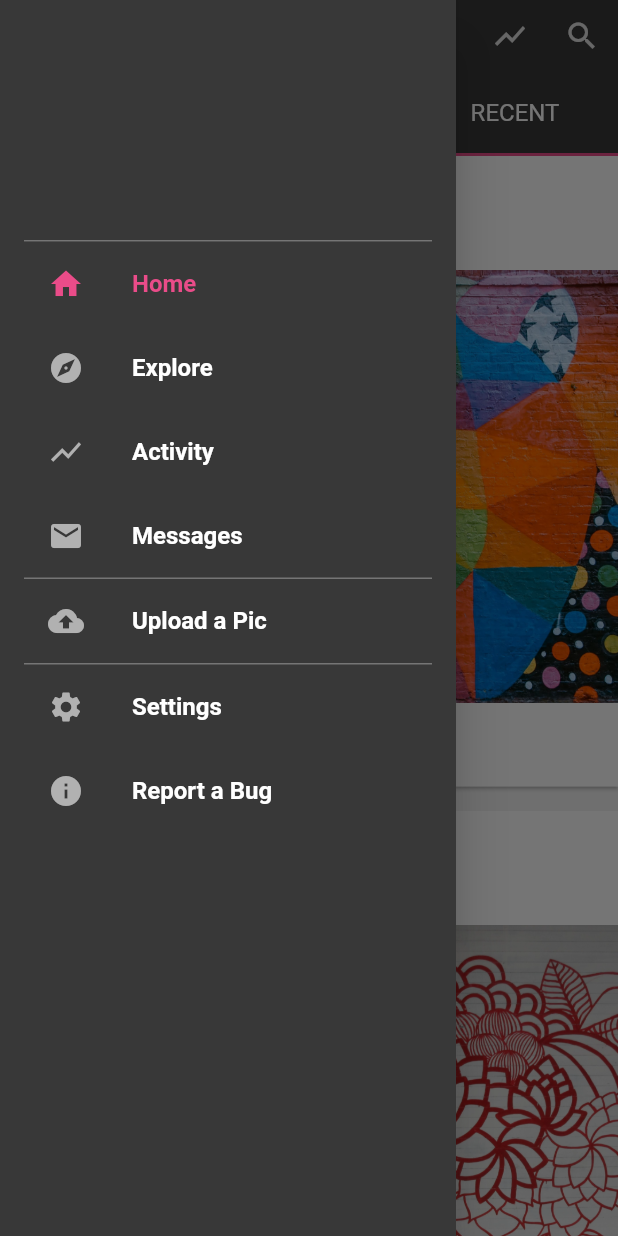
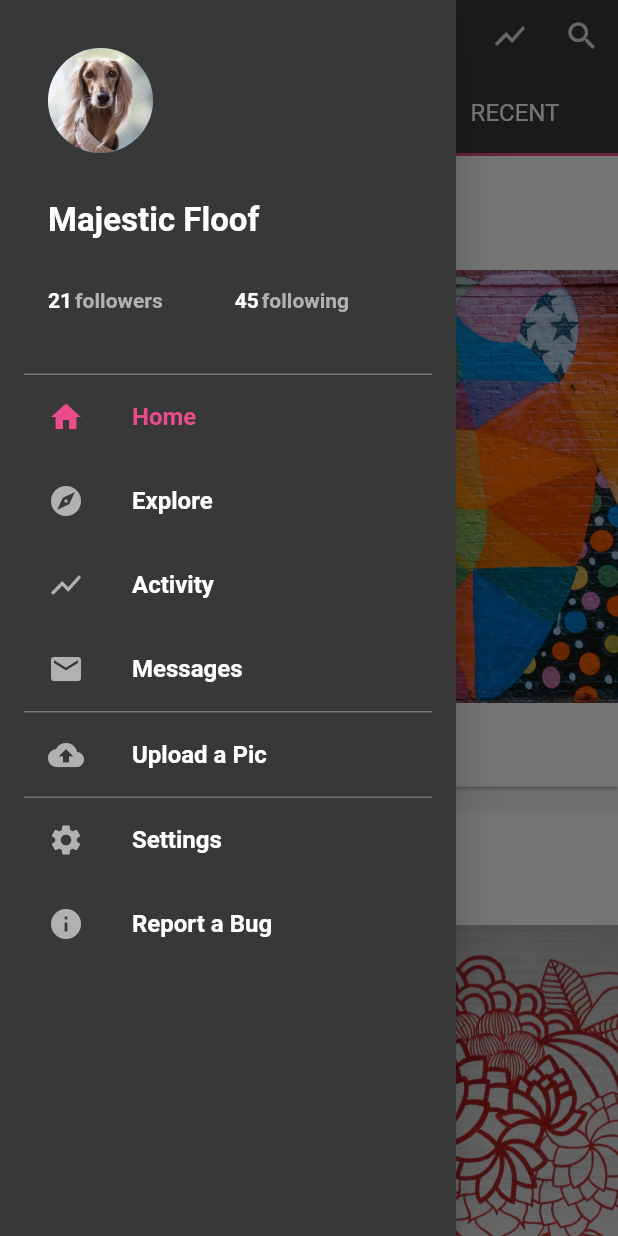
Before and after one commit to taml/fluttter-app, a Flutter app: the screen it shows after launch, tab 3 chosen, with the side drawer open, on a phone screen of 412 x 824 dp. Run offline on Flutter 3.47's test engine with Material 2 defaults, Android fonts, the light colour scheme and no system bars; Roboto replaces fonts that are missing (GothicA1).

Commit message:
Added drawer header.

```diff
--- a/lib/main.dart
+++ b/lib/main.dart
@@ -54,16 +54,87 @@ class HomeRoute extends StatelessWidget {
         child: ListView(
           padding: EdgeInsets.zero,
           children: <Widget>[
-            DrawerHeader(
-              decoration: BoxDecoration(
-                border: Border(
-                  bottom: BorderSide(
-                    color: Colors.grey[600],
+            Container(
+              height: 250.0,
+              child: DrawerHeader(
+                decoration: BoxDecoration(
+                  border: Border(
+                    bottom: BorderSide(
+                      color: Colors.grey[600],
+                    ),
                   ),
                 ),
+                child: Column(
+                  mainAxisSize: MainAxisSize.min,
+                  crossAxisAlignment: CrossAxisAlignment.start,
+                  children: <Widget>[
+                    Container(
+                      padding: EdgeInsets.symmetric(vertical: 16.0),
+                      child: CircleAvatar(
+                        backgroundImage: AssetImage('assets/profile/dog3.png'),
+                        radius: 35.0,
+                      ),
+                    ),
+                    Container(
+                      padding: EdgeInsets.fromLTRB(0.0, 16.0, 4.0, 0.0),
+                      child: Text(
+                        'Majestic Floof',
+                        style: TextStyle(
+                          color: Colors.white,
+                          fontSize: 22.0,
+                          fontFamily: fluttterMainFont,
+                          fontWeight: FontWeight.w700,
+                        ),
+                      ),
+                    ),
+                    Expanded(
+                      child: Row(
+                        children: <Widget>[
+                          Text(
+                            '21',
+                            style: TextStyle(
+                              color: Colors.white,
+                              fontFamily: fluttterMainFont,
+                              fontWeight: FontWeight.w700,
+                            ),
+                          ),
+                          Container(
+                            padding: EdgeInsets.fromLTRB(2.0, 0.0, 48.0, 0.0),
+                            child: Text(
+                              'followers',
+                              style: TextStyle(
+                                color: fluttterMidGrey,
+                                fontFamily: fluttterMainFont,
+                                fontWeight: FontWeight.w600,
+                              ),
+                            ),
+                          ),
+                          Text(
+                            '45',
+                            style: TextStyle(
+                              color: Colors.white,
+                              fontFamily: fluttterMainFont,
+                              fontWeight: FontWeight.w700,
+                            ),
+                          ),
+                          Container(
+                            padding: EdgeInsets.fromLTRB(2.0, 0.0, 16.0, 0.0),
+                            child: Text(
+                              'following',
+                              style: TextStyle(
+                                color: fluttterMidGrey,
+                                fontFamily: fluttterMainFont,
+                                fontWeight: FontWeight.w600,
+                              ),
+                            ),
+                          ),
+                        ],
+                      ),
+                    )
+                  ],
+                ),
+                margin: EdgeInsets.zero,
               ),
-              child: Column(),
-              margin: EdgeInsets.zero,
             ),
             Container(
               decoration: BoxDecoration(
@@ -126,7 +197,8 @@ class HomeRoute extends StatelessWidget {
                       Navigator.pop(context);
                       Navigator.push(
                         context,
-                        MaterialPageRoute(builder: (context) => ActivityRoute()),
+                        MaterialPageRoute(
+                            builder: (context) => ActivityRoute()),
                       );
                     },
                   ),
```
